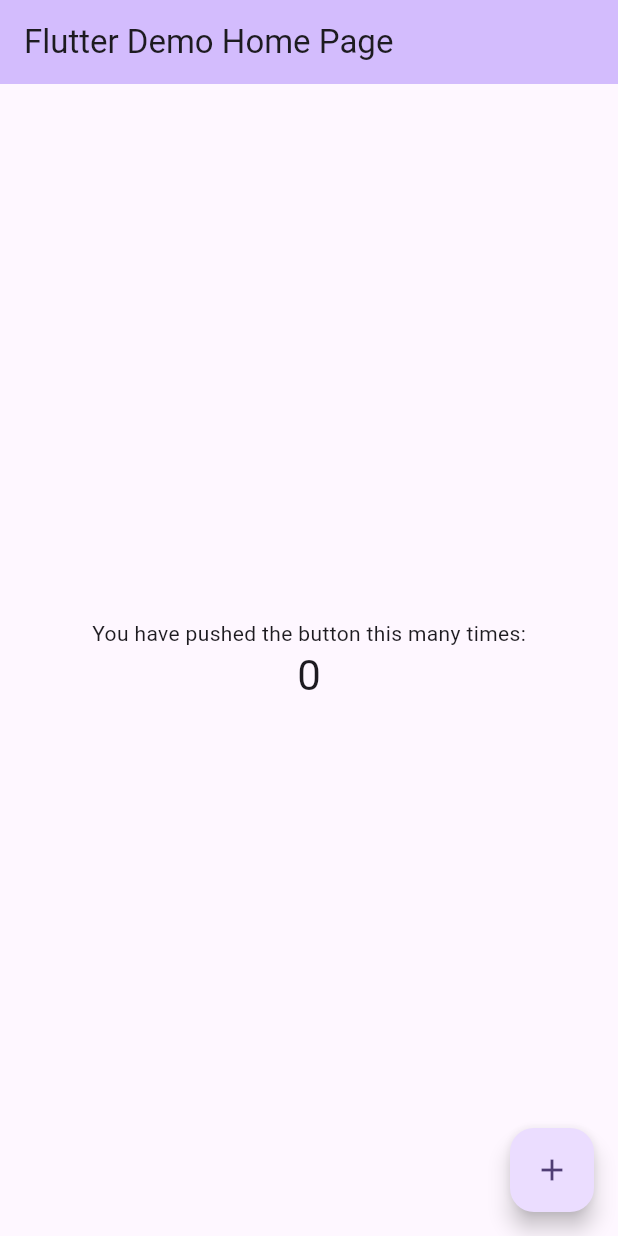
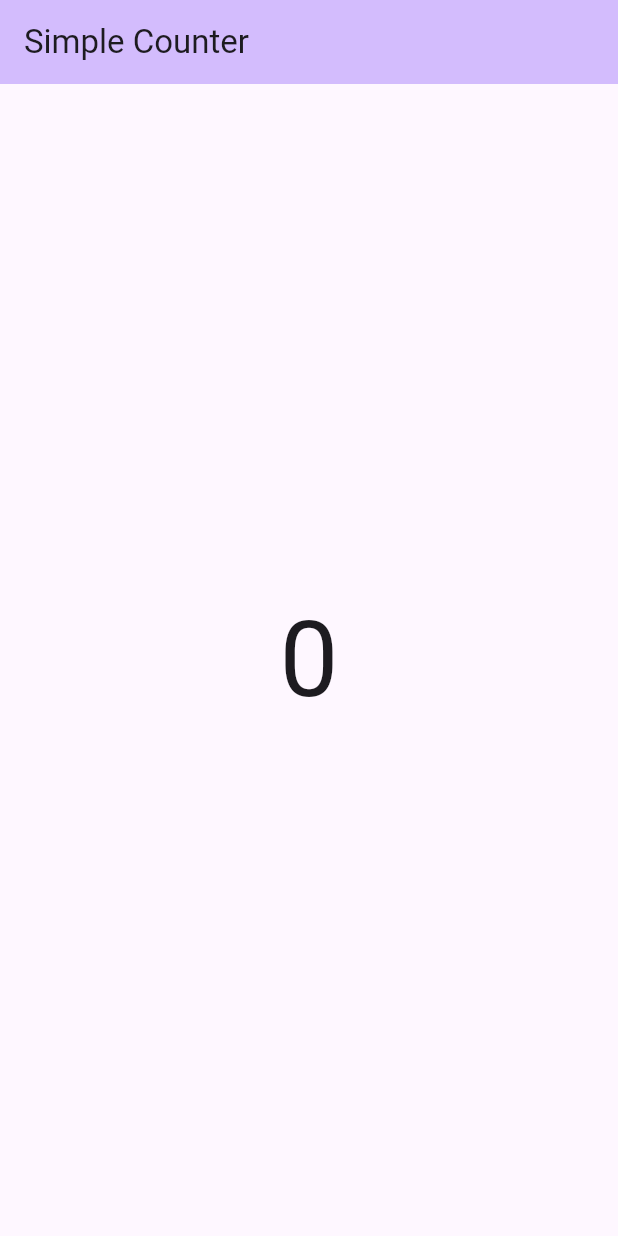
Before and after one commit to voronwa-tatyar/counter, a Flutter app: the screen it shows after launch, on a phone screen of 412 x 824 dp. Run offline on Flutter 3.47's test engine with Material 3 defaults, Android fonts, the phone set to English and light mode, and no system bars.

Commit message:
Make simpler click for counter

```diff
--- a/lib/main.dart
+++ b/lib/main.dart
@@ -11,7 +11,7 @@ class MyApp extends StatelessWidget {
   @override
   Widget build(BuildContext context) {
     return MaterialApp(
-      title: 'Flutter Demo',
+      title: 'Counter',
       theme: ThemeData(
         // This is the theme of your application.
         //
@@ -31,7 +31,7 @@ class MyApp extends StatelessWidget {
         colorScheme: ColorScheme.fromSeed(seedColor: Colors.deepPurple),
         useMaterial3: true,
       ),
-      home: const MyHomePage(title: 'Flutter Demo Home Page'),
+      home: const MyHomePage(title: 'Simple Counter'),
     );
   }
 }
@@ -86,7 +86,13 @@ class _MyHomePageState extends State<MyHomePage> {
         // the App.build method, and use it to set our appbar title.
         title: Text(widget.title),
       ),
-      body: Center(
+      body: GestureDetector(
+        onTapDown: (details) =>_incrementCounter(),
+        child: Container(
+          width: MediaQuery.of(context).size.width,
+          height: MediaQuery.of(context).size.height,
+          color: Colors.transparent,
+          child: Center(
             // Center is a layout widget. It takes a single child and positions it
             // in the middle of the parent.
             child: Column(
@@ -105,21 +111,15 @@ class _MyHomePageState extends State<MyHomePage> {
               // wireframe for each widget.
               mainAxisAlignment: MainAxisAlignment.center,
               children: <Widget>[
-            const Text(
-              'You have pushed the button this many times:',
-            ),
                 Text(
                   '$_counter',
-              style: Theme.of(context).textTheme.headlineMedium,
+                  style: TextStyle(fontSize: 70),
                 ),
               ],
             ),
           ),
-      floatingActionButton: FloatingActionButton(
-        onPressed: _incrementCounter,
-        tooltip: 'Increment',
-        child: const Icon(Icons.add),
-      ), // This trailing comma makes auto-formatting nicer for build methods.
+        ),
+      ),
     );
   }
 }
```
Also changed, not shown: pubspec.lock, 1 other file. Lines whose indentation alone changed are shown as unchanged.
